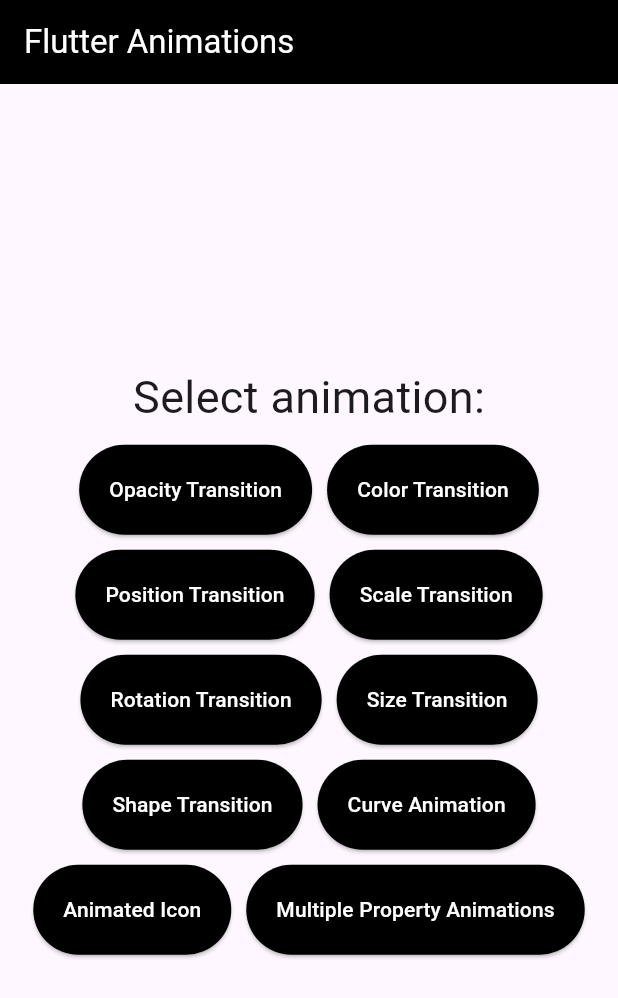
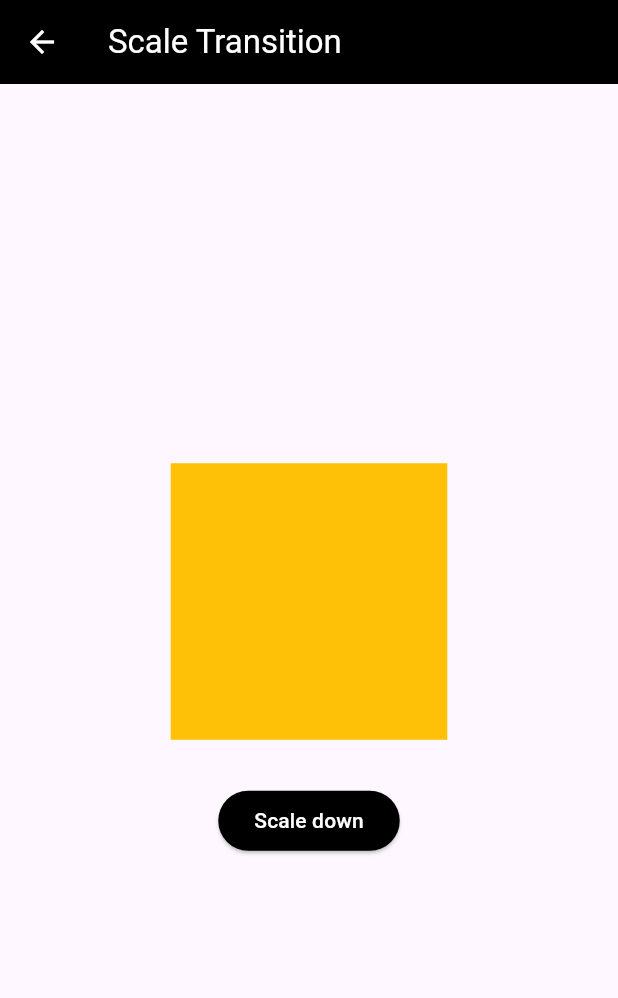
Before and after one commit to mernaislam/Flutter-Animations-pt2, a Flutter app: the screen it shows after launch, after a tap on "Scale Transition", on a phone screen of 412 x 824 dp. Shown: the top 998 px of the screen. Run offline on Flutter 3.47's test engine with Material 3 defaults, Android fonts, the light colour scheme and no system bars.

Commit message:
feat: Add scale transition up/down

```diff
--- a/flutter_animations_pt2/lib/main.dart
+++ b/flutter_animations_pt2/lib/main.dart
@@ -3,6 +3,7 @@
 import 'package:flutter_animations_pt2/screens/home_screen.dart';
 import 'package:flutter_animations_pt2/screens/opacity_transition_screen.dart';
 import 'package:flutter_animations_pt2/screens/position_transition_screen.dart';
+import 'package:flutter_animations_pt2/screens/scale_transition.dart';
 
 void main() {
   runApp(const AnimationsApp());
@@ -21,6 +22,7 @@
         OpacityTransitionScreen.id : (context) => const OpacityTransitionScreen(),
         ColorTransitionScreen.id : (context) => const ColorTransitionScreen(),
         PositionTransitionScreen.id :(context) => const PositionTransitionScreen(),
+        ScaleTransitionScreen.id :(context) => const ScaleTransitionScreen(),
       },
       initialRoute: HomeScreen.id,
     );
--- a/flutter_animations_pt2/lib/screens/home_screen.dart
+++ b/flutter_animations_pt2/lib/screens/home_screen.dart
@@ -1,6 +1,8 @@
 import 'package:flutter/material.dart';
 import 'package:flutter_animations_pt2/screens/color_transition_screen.dart';
 import 'package:flutter_animations_pt2/screens/opacity_transition_screen.dart';
+import 'package:flutter_animations_pt2/screens/position_transition_screen.dart';
+import 'package:flutter_animations_pt2/screens/scale_transition.dart';
 
 class HomeScreen extends StatelessWidget {
   const HomeScreen({super.key});
@@ -12,8 +14,8 @@
     List<String> animations = [
       OpacityTransitionScreen.id,
       ColorTransitionScreen.id,
-      'Position Transition',
-      'Scale Transition',
+      PositionTransitionScreen.id,
+      ScaleTransitionScreen.id,
       'Rotation Transition',
       'Size Transition',
       'Shape Transition',
--- /dev/null
+++ b/flutter_animations_pt2/lib/screens/scale_transition.dart
@@ -0,0 +1,69 @@
+import 'package:flutter/material.dart';
+
+class ScaleTransitionScreen extends StatefulWidget {
+  const ScaleTransitionScreen({super.key});
+
+  static const id = 'Scale Transition';
+  @override
+  State<ScaleTransitionScreen> createState() => _ScaleTransitionScreenState();
+}
+
+class _ScaleTransitionScreenState extends State<ScaleTransitionScreen> {
+  double begin = 100;
+  double end = 400;
+  var scaleUp = true;
+  @override
+  Widget build(BuildContext context) {
+    return Scaffold(
+      appBar: AppBar(
+        title: const Text(ScaleTransitionScreen.id),
+        backgroundColor: Colors.black,
+        foregroundColor: Colors.white,
+      ),
+      body: Column(
+        mainAxisAlignment: MainAxisAlignment.center,
+        children: [
+          TweenAnimationBuilder(
+            tween: Tween<double>(
+              begin: begin,
+              end: end,
+            ),
+            curve: Curves.easeInOut,
+            duration: const Duration(
+              seconds: 3,
+            ),
+            builder: (context, value, child) {
+              return Center(
+                child: Container(
+                  height: value,
+                  width: value,
+                  color: Colors.amber,
+                ),
+              );
+            },
+          ),
+          const SizedBox(
+            height: 30,
+          ),
+          ElevatedButton(
+            onPressed: () {
+              setState(() {
+                var temp = begin;
+                begin = end;
+                end = temp;
+                scaleUp = !scaleUp;
+              });
+            },
+            style: ElevatedButton.styleFrom(
+              backgroundColor: Colors.black,
+              foregroundColor: Colors.white
+            ),
+            child: Text(
+              scaleUp ? 'Scale down' : 'Scale up',
+            ),
+          ),
+        ],
+      ),
+    );
+  }
+}
```
